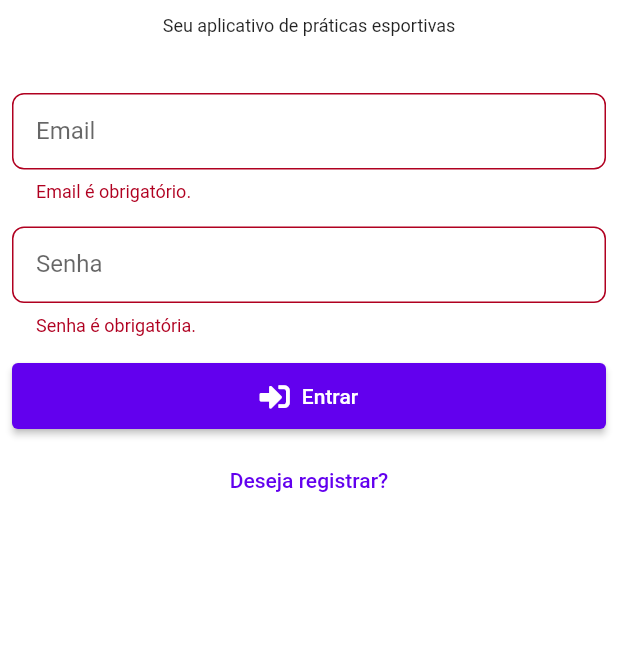
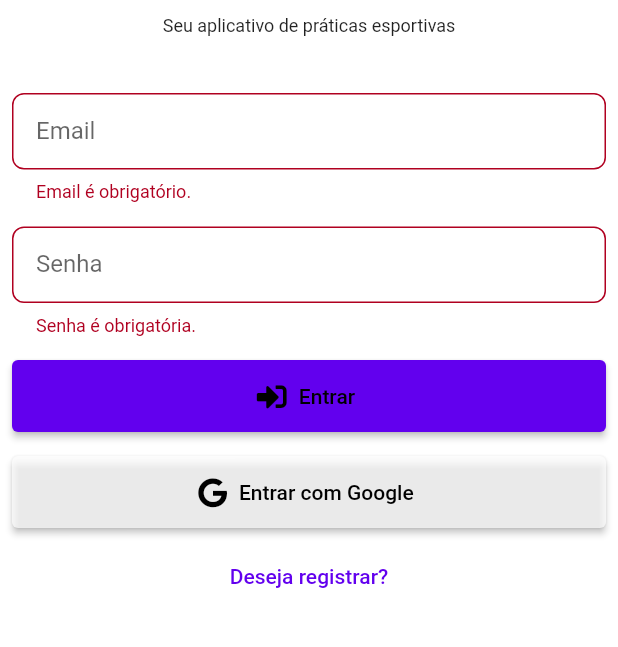
Before and after one commit to DiasNeto0305/sportivo, a Flutter app: the screen it shows after launch, after a tap on "Entrar", on a phone screen of 412 x 824 dp, the part 318-965 px from its top. Run offline on Flutter 3.47's test engine with Material 2 defaults, Android fonts, the phone set to English and light mode, and no system bars; our stand-ins replace carousel_slider, firebase_auth, firebase_core, firebase_storage, flutter_screenutil, font_awesome_flutter and 3 more; accounts and stored records are empty.

Commit message:
Adicionando SignIn através do Provedor do Google

```diff
--- a/lib/main.dart
+++ b/lib/main.dart
@@ -8,46 +8,37 @@ import 'package:sportivo/controllers/place_controller.dart';
 import 'package:sportivo/controllers/theme_controller.dart';
 import 'package:sportivo/pages/bottom_navigation.dart';
 import 'package:sportivo/pages/config_page.dart';
+import 'package:sportivo/pages/error_page.dart';
 import 'package:sportivo/pages/loading_page.dart';
 import 'package:sportivo/pages/places_form.dart';
 import 'package:sportivo/pages/theme_page.dart';
 import 'package:sportivo/theme/darkTheme.dart';
 import 'package:sportivo/theme/lightTheme.dart';
 
-void main() {
+void main() async {
   WidgetsFlutterBinding.ensureInitialized();
+  await Firebase.initializeApp();
   runApp(MyApp());
 }
 
 class MyApp extends StatelessWidget {
-  final Future<FirebaseApp> _initialization = Firebase.initializeApp();
   static const themeMode = [ThemeMode.light, ThemeMode.dark, ThemeMode.system];
   final routes = {
     '/place-form': (ctx) => PlacesForm(),
     '/theme': (ctx) => ThemePage(),
     '/default': (ctx) => BottomNavigation(),
     '/loading': (ctx) => LoadingPage(),
-    '/config': (ctx) => ConfigPage()
+    '/config': (ctx) => ConfigPage(),
+    '/error': (ctx) => ErrorPage(
+          errorMessage: '',
+        )
   };
 
   @override
   Widget build(BuildContext context) {
     return MaterialApp(
-      debugShowCheckedModeBanner: false,
-      home: _buildLayout(),
-    );
-  }
-
-  Widget _buildLayout() {
-    return LayoutBuilder(builder: (context, constraints) {
-      ScreenUtil.init(constraints,
-          designSize: Size(411, 866), context: context);
-      return _buildProvider();
-    });
-  }
-
-  Widget _buildProvider() {
-    return MultiProvider(
+      title: 'Sportivo',
+      home: MultiProvider(
         providers: [
           ChangeNotifierProvider(
             create: (_) => AuthController(),
@@ -66,26 +57,36 @@ class MyApp extends StatelessWidget {
             create: (_) => ThemeController(),
           ),
         ],
-      builder: (context, _) => _buildApp(context),
-    );
-  }
-
-  Widget _buildApp(BuildContext context) {
-    final selectedIndex = Provider.of<ThemeController>(context).selectedTheme;
-
+        child: LayoutBuilder(builder: (context, constraints) {
+          ScreenUtil.init(constraints,
+              designSize: Size(411, 866), context: context);
           return MaterialApp(
-      title: 'Sportivo',
-      themeMode: themeMode[selectedIndex],
+            themeMode:
+                themeMode[Provider.of<ThemeController>(context).selectedTheme],
             theme: LightTheme.data,
             darkTheme: DarkTheme.data,
             debugShowCheckedModeBanner: false,
-      home: FutureBuilder(
-        future: _initialization,
-        builder: (context, app) {
-          return LoadingPage();
-        },
+            home: LoadingPage(),
+            routes: routes,
+          );
+        }),
       ),
-      routes: routes,
     );
   }
 }
+
+
+      // home: StreamBuilder(
+      //   stream: _initialization.asStream(),
+      //   builder: (context, snapshot) {
+      //     if (snapshot.connectionState == ConnectionState.waiting) {
+      //       return Center(
+      //         child: Text("Firebase sendo iniciado"),
+      //       );
+      //     } else if (snapshot.connectionState == ConnectionState.done) {
+      //       return LoadingPage();
+      //     } else {
+      //       return Center(child: Text('Erro ao inicializar o Firebase.'));
+      //     }
+      //   },
+      // ),
--- a/lib/pages/auth_page.dart
+++ b/lib/pages/auth_page.dart
@@ -100,6 +100,17 @@ class _AuthPageState extends State<AuthPage> {
       } on AuthException catch (error) {
         _showErrorSnackbar(error.toString());
       } catch (error) {
+        print(error);
+        _showErrorSnackbar('Ocorreu um erro inesperado');
+      }
+    }
+
+    Future signIn() async {
+      try {
+        await provider.loginWithGoogle();
+        Navigator.of(context).pushNamed('/loading');
+      } catch (error) {
+        print(error);
         _showErrorSnackbar('Ocorreu um erro inesperado');
       }
     }
@@ -180,18 +191,31 @@ class _AuthPageState extends State<AuthPage> {
             ),
           Padding(
             padding: const EdgeInsets.all(8),
-            child: Container(
-              width: double.infinity,
-              child: ElevatedButton.icon(
-                style: ButtonStyle(
-                  padding: MaterialStateProperty.all(EdgeInsets.all(12)),
-                ),
-                icon: FaIcon(FontAwesomeIcons.signInAlt),
-                label: Text(
-                  _isLogin ? 'Entrar' : 'Registrar',
-                ),
-                onPressed: _submit,
+            child: ElevatedButton.icon(
+              style: ElevatedButton.styleFrom(
+                  foregroundColor: Colors.black,
+                  minimumSize: Size(double.infinity, 48)),
+              onPressed: _submit,
+              icon: FaIcon(
+                FontAwesomeIcons.signInAlt,
               ),
+              label: Text(
+                _isLogin ? 'Entrar' : 'Registrar',
+              ),
+            ),
+          ),
+          Padding(
+            padding: const EdgeInsets.all(8),
+            child: ElevatedButton.icon(
+              style: ElevatedButton.styleFrom(
+                  backgroundColor: Colors.white70,
+                  foregroundColor: Colors.black,
+                  minimumSize: Size(double.infinity, 48)),
+              onPressed: signIn,
+              icon: FaIcon(
+                FontAwesomeIcons.google,
+              ),
+              label: Text("Entrar com Google"),
             ),
           ),
           TextButton(
--- a/lib/pages/loading_page.dart
+++ b/lib/pages/loading_page.dart
@@ -1,5 +1,4 @@
 import 'package:flutter/material.dart';
-import 'package:lottie/lottie.dart';
 import 'package:provider/provider.dart';
 import 'package:sportivo/controllers/auth_controller.dart';
 import 'package:sportivo/controllers/place_controller.dart';
@@ -31,7 +30,8 @@ class _LoadingPageState extends State<LoadingPage> {
     placeController.loadPlaces().then((_) {
       _navigateTo(destination);
     }).catchError((error) {
-      _navigateTo(destination);
+      print(error);
+      Navigator.of(context).pushNamed('/error');
     });
   }
 
@@ -56,9 +56,7 @@ class _LoadingPageState extends State<LoadingPage> {
   Widget build(BuildContext context) {
     return Scaffold(
       body: Center(
-        child: Lottie.asset(
-          'assets/animation/lottie.json',
-        ),
+        child: CircularProgressIndicator(),
       ),
     );
   }
--- a/pubspec.yaml
+++ b/pubspec.yaml
@@ -36,6 +36,8 @@ dependencies:
   firebase_storage: ^10.2.5
   cloud_firestore: ^3.1.6
   firebase_core: ^1.6.0
+  google_sign_in: ^5.0.3
+  firebase_auth: ^3.3.8
   lottie: ^1.2.0
 
 
```
Also changed, not shown: lib/controllers/auth_controller.dart (+7 -2 lines), lib/pages/error_page.dart (added, +22 -0 lines), lib/repositories/auth.dart (+38 -1 lines), lib/repositories/place_list.dart (+12 -2 lines), pubspec.lock, 2 other files. Lines whose indentation alone changed are shown as unchanged.
